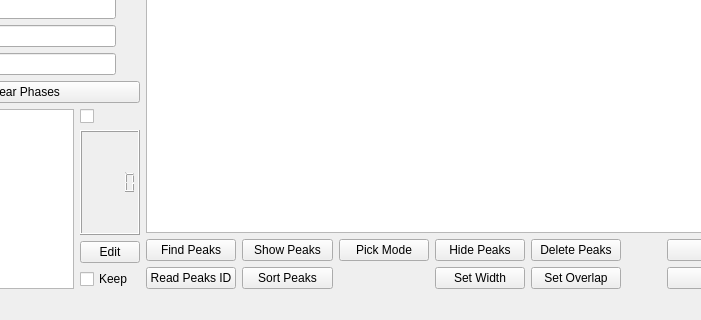
First picture: the form in src/interface/gui/VdrivePeakPicker.ui, repository neutrons/PyVDrive, before the edit; both pictures show x 577 to 1278 and y 480 to 800 of the 1440 by 800 pixel window.
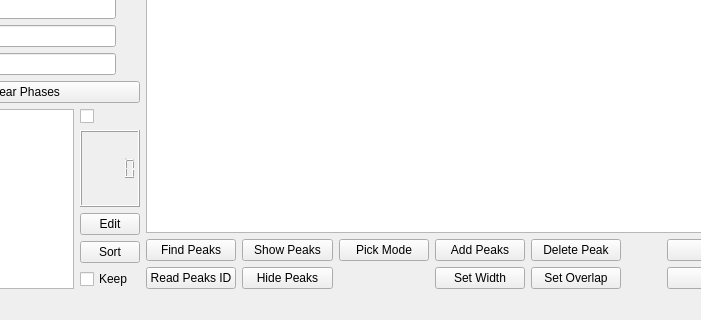
Second picture: the form after the edit. Custom widgets are drawn as their Qt base class.

Commit message: Refs #38. More work on peak picking.

What changed in the file:
```diff
--- a/src/interface/gui/VdrivePeakPicker.ui
+++ b/src/interface/gui/VdrivePeakPicker.ui
@@ -743,6 +743,22 @@
               </property>
              </widget>
             </item>
+            <item>
+             <widget class="QPushButton" name="pushButton_sortPeaks">
+              <property name="maximumSize">
+               <size>
+                <width>60</width>
+                <height>16777215</height>
+               </size>
+              </property>
+              <property name="toolTip">
+               <string>&lt;html&gt;&lt;head/&gt;&lt;body&gt;&lt;p&gt;Sort peaks by peak positions&lt;/p&gt;&lt;/body&gt;&lt;/html&gt;</string>
+              </property>
+              <property name="text">
+               <string>Sort</string>
+              </property>
+             </widget>
+            </item>
             <item>
              <widget class="QCheckBox" name="checkBox_keepPeaksInTable">
               <property name="toolTip">
@@ -773,13 +789,6 @@
         </item>
         <item>
          <layout class="QGridLayout" name="gridLayout_2">
-          <item row="0" column="3">
-           <widget class="QPushButton" name="pushButton_hidePeaks">
-            <property name="text">
-             <string>Hide Peaks</string>
-            </property>
-           </widget>
-          </item>
           <item row="0" column="1">
            <widget class="QPushButton" name="pushButton_showPeaks">
             <property name="toolTip">
@@ -856,7 +865,7 @@
              <string>&lt;html&gt;&lt;head/&gt;&lt;body&gt;&lt;p&gt;Delete the selected peaks from peak table&lt;/p&gt;&lt;/body&gt;&lt;/html&gt;</string>
             </property>
             <property name="text">
-             <string>Delete Peaks</string>
+             <string>Delete Peak</string>
             </property>
            </widget>
           </item>
@@ -867,16 +876,6 @@
             </property>
            </widget>
           </item>
-          <item row="1" column="1">
-           <widget class="QPushButton" name="pushButton_sortPeaks">
-            <property name="toolTip">
-             <string>&lt;html&gt;&lt;head/&gt;&lt;body&gt;&lt;p&gt;Sort peaks by peak positions&lt;/p&gt;&lt;/body&gt;&lt;/html&gt;</string>
-            </property>
-            <property name="text">
-             <string>Sort Peaks</string>
-            </property>
-           </widget>
-          </item>
           <item row="1" column="3">
            <widget class="QPushButton" name="pushButton_setPeakWidth">
             <property name="toolTip">
@@ -907,6 +906,23 @@
             </property>
            </widget>
           </item>
+          <item row="0" column="3">
+           <widget class="QPushButton" name="pushButton_addPeaks">
+            <property name="toolTip">
+             <string>&lt;html&gt;&lt;head/&gt;&lt;body&gt;&lt;p&gt;Add all peaks shown on figures&lt;/p&gt;&lt;/body&gt;&lt;/html&gt;</string>
+            </property>
+            <property name="text">
+             <string>Add Peaks</string>
+            </property>
+           </widget>
+          </item>
+          <item row="1" column="1">
+           <widget class="QPushButton" name="pushButton_hidePeaks">
+            <property name="text">
+             <string>Hide Peaks</string>
+            </property>
+           </widget>
+          </item>
          </layout>
         </item>
         <item>
```
Left out of the diff: 2 changed lines with no effect on the pictures. The commit also changes 4 other files.
